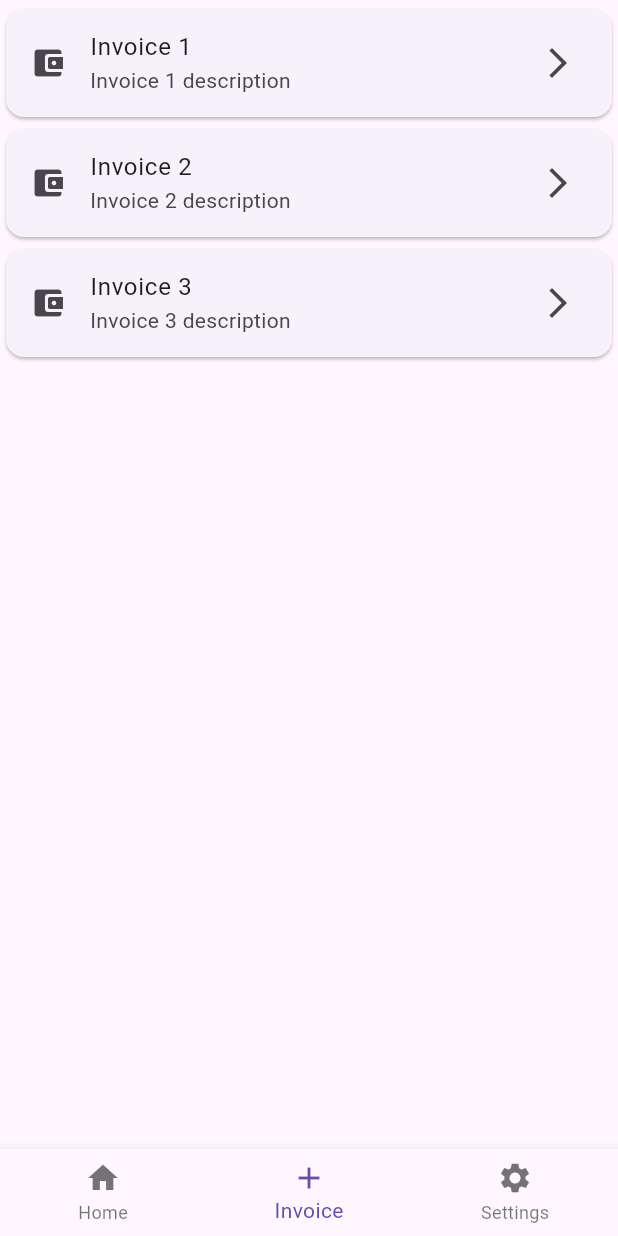
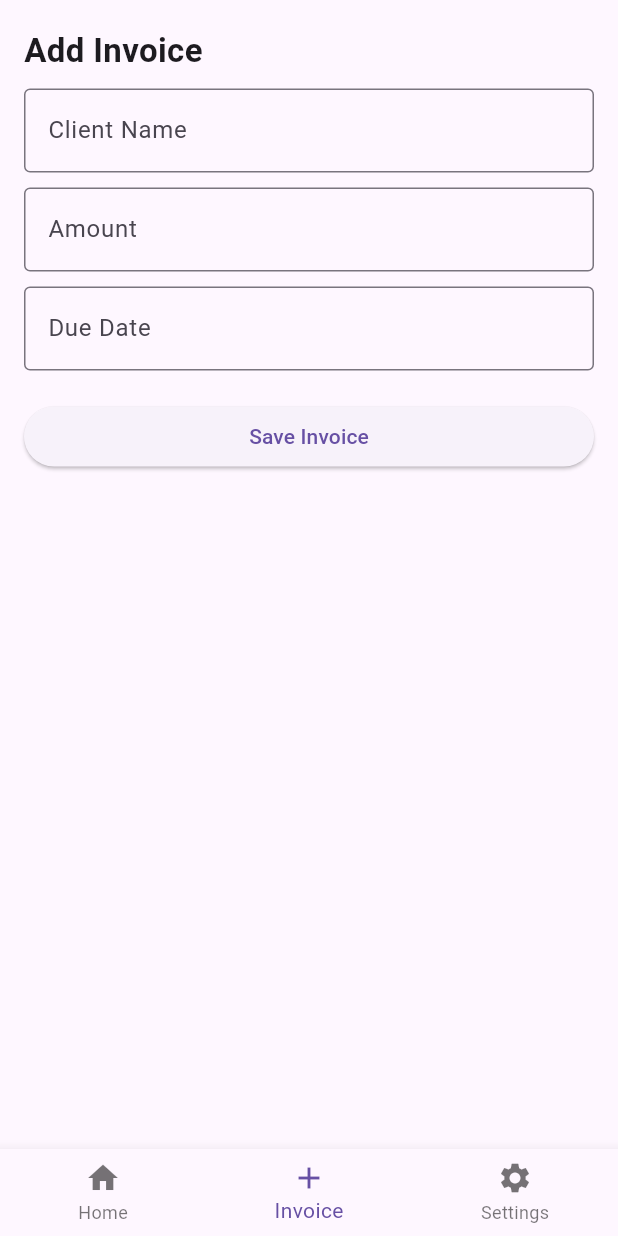
Before and after one commit to TumbleWeedBro/my_invoice_app, a Flutter app: the screen it shows after launch, item 2 of the bottom bar chosen, on a phone screen of 412 x 824 dp. Run offline on Flutter 3.47's test engine with Material 3 defaults, Android fonts, the phone set to English and light mode, and no system bars; our stand-ins replace open_file.

```diff
--- /dev/null
+++ b/lib/pages/add_invoice.dart
@@ -0,0 +1,65 @@
+import 'package:flutter/material.dart';
+import 'package:my_invoice_app/pdf_api/table_pdf_api.dart';
+import 'package:my_invoice_app/save_and_open_pdf.dart';
+
+class AddInvoice extends StatefulWidget {
+  const AddInvoice({super.key});
+
+  @override
+  State<AddInvoice> createState() => _AddInvoiceState();
+}
+
+class _AddInvoiceState extends State<AddInvoice> {
+
+  @override
+  Widget build(BuildContext context) {
+    return Padding(
+      padding: const EdgeInsets.all(16.0),
+      child: Column(
+        crossAxisAlignment: CrossAxisAlignment.start,
+        children: [
+          const Text(
+            'Add Invoice',
+            style: TextStyle(fontSize: 22, fontWeight: FontWeight.bold),
+          ),
+          const SizedBox(height: 10),
+          TextField(
+            decoration: const InputDecoration(
+              labelText: 'Client Name',
+              border: OutlineInputBorder(),
+            ),
+          ),
+          const SizedBox(height: 10),
+          TextField(
+            keyboardType: TextInputType.number,
+            decoration: const InputDecoration(
+              labelText: 'Amount',
+              border: OutlineInputBorder(),
+            ),
+          ),
+          const SizedBox(height: 10),
+          TextField(
+            decoration: const InputDecoration(
+              labelText: 'Due Date',
+              border: OutlineInputBorder(),
+            ),
+          ),
+          const SizedBox(height: 20),
+          SizedBox(
+            width: double.infinity,
+            child: ElevatedButton(
+              onPressed: () async {
+                final tablePdf = await TablePdfApi.generateTablePdf();
+                SaveAndOpenPdf.openPdf(tablePdf);
+              },
+              child: const Text('Save Invoice'),
+            ),
+          ),
+        ],
+      ),
+    );
+  }
+}
+
+class SaveAndOpenDocument {
+}
--- a/lib/pages/home_page.dart
+++ b/lib/pages/home_page.dart
@@ -1,4 +1,5 @@
 import 'package:flutter/material.dart';
+import 'package:my_invoice_app/pages/add_invoice.dart';
 import 'package:my_invoice_app/pages/invoice_page.dart';
 import 'package:my_invoice_app/pages/settings_page.dart';
 
@@ -38,7 +39,7 @@ class _HomePageState extends State<HomePage> {
 
   final List _pages = [
     const DashboardPage(),
-    InvoicePage(),
+    AddInvoice(),
     SettingsPage(),
   ];
 
@@ -73,7 +74,8 @@ class DashboardPage extends StatelessWidget {
   const DashboardPage({super.key});
 
   @override
-  Widget build(BuildContext context) {
+  Widget build(BuildContext context)
+   {
     return Padding(
       padding: const EdgeInsets.all(16.0),
       child: Column(
@@ -140,4 +142,6 @@ class DashboardPage extends StatelessWidget {
       ),
     );
   }
+
+
 }
--- a/lib/pages/invoice_page.dart
+++ b/lib/pages/invoice_page.dart
@@ -9,38 +9,43 @@ class InvoicePage extends StatefulWidget {
 
 class _InvoicePageState extends State<InvoicePage> {
   @override
- // TODO: implement widget
-  Widget build(BuildContext context) {
-    return Scaffold(
-      body: ListView(
+  Widget build(BuildContext context)
+   {
+    return Padding(
+      padding: const EdgeInsets.all(16.0),
+      child: Column(
+        crossAxisAlignment: CrossAxisAlignment.start,
         children: [
-          Card(
-            child: ListTile(
-              leading: Icon(Icons.account_balance_wallet_rounded),
-              title: Text("Invoice 1"),
-              subtitle: Text("Invoice 1 description"),
-              trailing: Icon(Icons.arrow_forward_ios),
+          const Text(
+            'Overview',
+            style: TextStyle(fontSize: 22, fontWeight: FontWeight.bold),
+          ),
+          const SizedBox(height: 10),
+          const SizedBox(height: 20),
+          const Text(
+            'Recent Invoices',
+            style: TextStyle(fontSize: 18, fontWeight: FontWeight.bold),
+          ),
+          const SizedBox(height: 10),
+          Expanded(
+            child: ListView(
+              children: List.generate(5, (index) => _buildInvoiceTile(index)),
             ),
           ),
-          Card(
-            child: ListTile(
-              leading: Icon(Icons.account_balance_wallet_rounded),
-              title: Text("Invoice 2"),
-              subtitle: Text("Invoice 2 description"),
-              trailing: Icon(Icons.arrow_forward_ios),
-            ),
-          ),
-          Card(
-            child: ListTile(
-              leading: Icon(Icons.account_balance_wallet_rounded),
-              title: Text("Invoice 3"),
-              subtitle: Text("Invoice 3 description"),
-              trailing: Icon(Icons.arrow_forward_ios),
-            ),
-          ),
+        ],
+      ),
+    );
+  }
 
-        ],
-      )
+    Widget _buildInvoiceTile(int index) {
+    return Card(
+      child: ListTile(
+        leading: const Icon(Icons.receipt, color: Colors.blue),
+        title: Text('Invoice #${1000 + index}'),
+        subtitle: const Text('Client: ABC Corp - \$500'),
+        trailing: const Icon(Icons.arrow_forward_ios, size: 16),
+        onTap: () {},
+      ),
     );
   }
 }
--- /dev/null
+++ b/lib/pdf_api/table_pdf_api.dart
@@ -0,0 +1,40 @@
+import 'dart:io';
+import 'package:pdf/widgets.dart';
+import '/save_and_open_pdf.dart';
+
+class User{
+  final String name;
+  final int age;
+
+  const User({required this.name, required this.age});
+}
+
+
+class TablePdfApi {
+  static Future<File> generateTablePdf() async {
+    final pdf = Document();
+    final headers = ['Name', 'Age'];
+
+    final users = [
+      User(name: 'John Doe', age: 30),
+      User(name: 'Jane Doe', age: 25),
+      User(name: 'John Smith', age: 40),
+    ];
+    final data = users.map((user) => [user.name, user.age.toString()]).toList();
+
+    pdf.addPage(
+      Page(
+        build: (context) => TableHelper.fromTextArray(
+          data: data,
+          headers: headers,
+          cellAlignment: Alignment.center,
+          tableWidth: TableWidth.max,
+          cellHeight: 100,
+          border: TableBorder.all(width: 5),
+          headerStyle: TextStyle(fontSize:50, fontWeight: FontWeight.bold),
+          cellStyle: TextStyle(fontSize: 30, fontWeight: FontWeight.normal),
+        ),),
+    );
+    return SaveAndOpenPdf.savePdf(name: 'invoice.pdf', pdf: pdf);
+  }
+}
--- /dev/null
+++ b/lib/save_and_open_pdf.dart
@@ -0,0 +1,28 @@
+import 'dart:io';
+import 'package:flutter/cupertino.dart';
+import 'package:open_file/open_file.dart';
+import 'package:path_provider/path_provider.dart';
+import 'package:pdf/widgets.dart';
+
+class SaveAndOpenPdf {
+
+  static Future<File> savePdf({
+    required String name,
+    required Document pdf,
+  }) async {
+    final root = Platform.isAndroid
+        ? await getExternalStorageDirectory()
+        : await getApplicationDocumentsDirectory();
+        final file = File('${root!.path}/$name');
+        await file.writeAsBytes(await pdf.save());
+        debugPrint('${root.path}/$name');
+        return file;
+  }
+
+  static Future<void> openPdf(File file) async {
+    final filePath = file.path;
+    await OpenFile.open(filePath);
+  }
+
+  static void openDocument(File tablePdf) {}
+}
```
Also changed, not shown: pubspec.yaml (+9 -0 lines), pubspec.lock, 6 other files.
